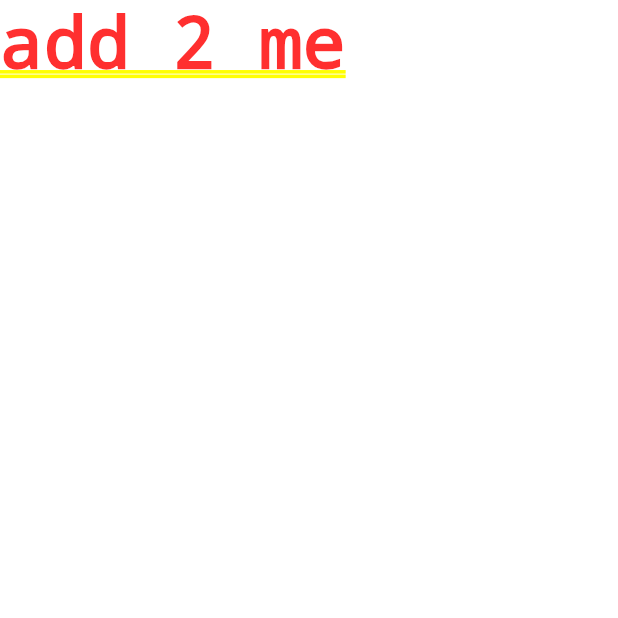
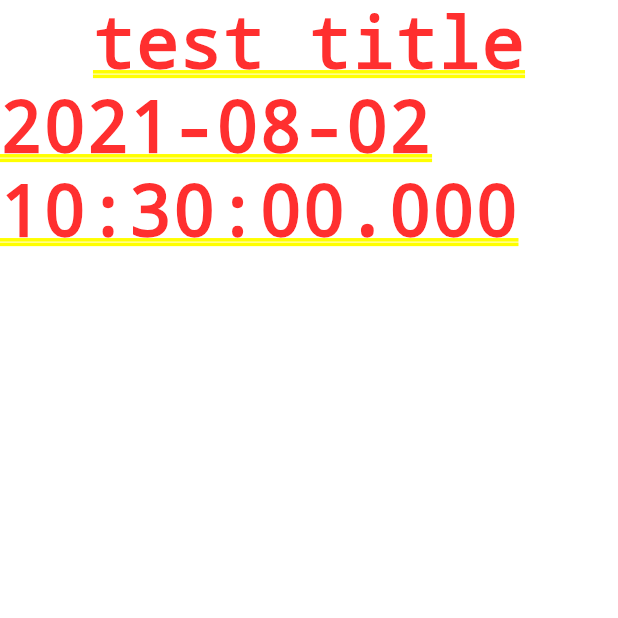
Before and after one commit to MattLeighGibbs/Journal_MobileDevProject, a Flutter app: the screen it shows after launch, on a phone screen of 412 x 824 dp, the top half of it. Run offline on Flutter 3.47's test engine with Material 2 defaults, Android fonts, the phone set to English and light mode, and no system bars.

Commit message:
Filling out the Widget's general functionality, stopping for now.

```diff
--- /dev/null
+++ b/journal/lib/journal_entry_detail.dart
@@ -0,0 +1,19 @@
+import 'package:flutter/material.dart';
+import 'models/journal_entry_model.dart';
+
+class JournalEntryDetail extends StatelessWidget {
+  final JournalEntryModel entry;
+  final bool isVertical;
+  const JournalEntryDetail(
+      {Key? key, required this.entry, required this.isVertical})
+      : super(key: key);
+
+  @override
+  Widget build(BuildContext context) {
+    return Scaffold(
+        appBar: AppBar(
+          title: Text(entry.dateToString()),
+        ),
+        body: Column(children: [Text(entry.title), Text(entry.body)]));
+  }
+}
--- /dev/null
+++ b/journal/lib/journal_entry_summary.dart
@@ -0,0 +1,12 @@
+import 'package:flutter/material.dart';
+import 'package:journal/models/journal_entry_model.dart';
+
+class JournalEntrySummary extends StatelessWidget {
+  final JournalEntryModel entry;
+  const JournalEntrySummary({Key? key, required this.entry}) : super(key: key);
+
+  @override
+  Widget build(BuildContext context) {
+    return Column(children: [Text(entry.title), Text(entry.dateToString())]);
+  }
+}
--- a/journal/lib/main.dart
+++ b/journal/lib/main.dart
@@ -1,4 +1,5 @@
 import 'package:flutter/material.dart';
+import 'package:journal/main_journal_widget.dart';
 
 void main() {
   runApp(JournalApp());
@@ -8,6 +9,6 @@ class JournalApp extends StatelessWidget {
   // This widget is the root of your application.
   @override
   Widget build(BuildContext context) {
-    return MaterialApp(title: 'Journal', home: Text('add 2 me'));
+    return MaterialApp(title: 'Journal', home: new MainJournalWidget());
   }
 }
--- a/journal/lib/main_journal_widget.dart
+++ b/journal/lib/main_journal_widget.dart
@@ -3,3 +3,44 @@
 /// wanted to separate this from the actual main file.
 /// This should be the child of the scaffold or whatever is in main.
 ///
+
+import 'package:flutter/material.dart';
+import 'package:journal/journal_entry_summary.dart';
+import 'models/journal_entry_model.dart';
+
+class MainJournalWidget extends StatefulWidget {
+  const MainJournalWidget({Key? key}) : super(key: key);
+
+  @override
+  _MainJournalWidgetState createState() => _MainJournalWidgetState();
+}
+
+class _MainJournalWidgetState extends State<MainJournalWidget> {
+  List<JournalEntrySummary> _entries = fakeEntries();
+
+  // void _updateEntries(JournalEntryModel entry) {
+  //   setState(() {
+  //     // _entries.add(entry);
+  //   });
+  // }
+
+  @override
+  void initState() {
+    super.initState();
+  }
+
+  @override
+  Widget build(BuildContext context) {
+    return ListView(children: _entries);
+  }
+}
+
+List<JournalEntrySummary> fakeEntries() {
+  var temp = new JournalEntryModel(
+      body: "Test body",
+      date: DateTime.now(),
+      id: 1,
+      rating: 1,
+      title: "test title");
+  return [new JournalEntrySummary(entry: temp)];
+}
--- /dev/null
+++ b/journal/lib/models/journal_entry_model.dart
@@ -0,0 +1,24 @@
+///
+///
+/// A model for a journal entry
+///
+///
+
+class JournalEntryModel {
+  DateTime date;
+  String title;
+  String body;
+  int rating;
+  int id;
+
+  JournalEntryModel(
+      {required this.body,
+      required this.date,
+      required this.id,
+      required this.rating,
+      required this.title});
+
+  String dateToString() {
+    return date.toString();
+  }
+}
```
